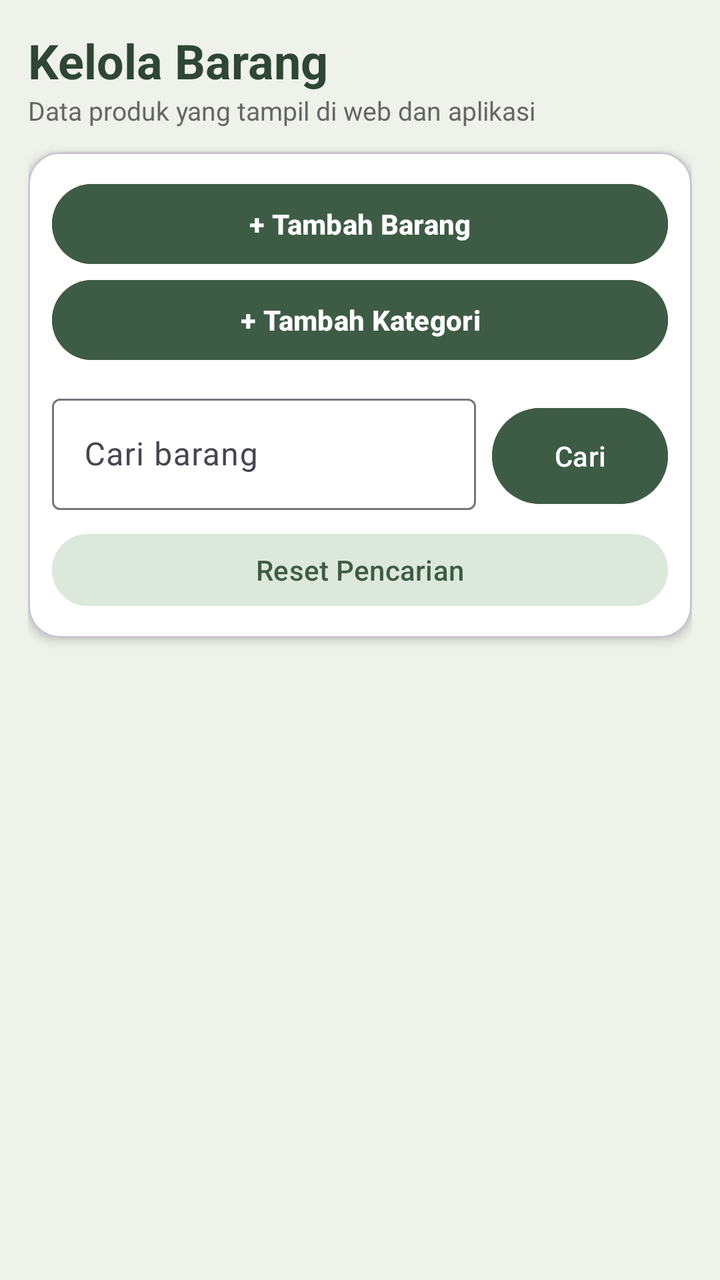
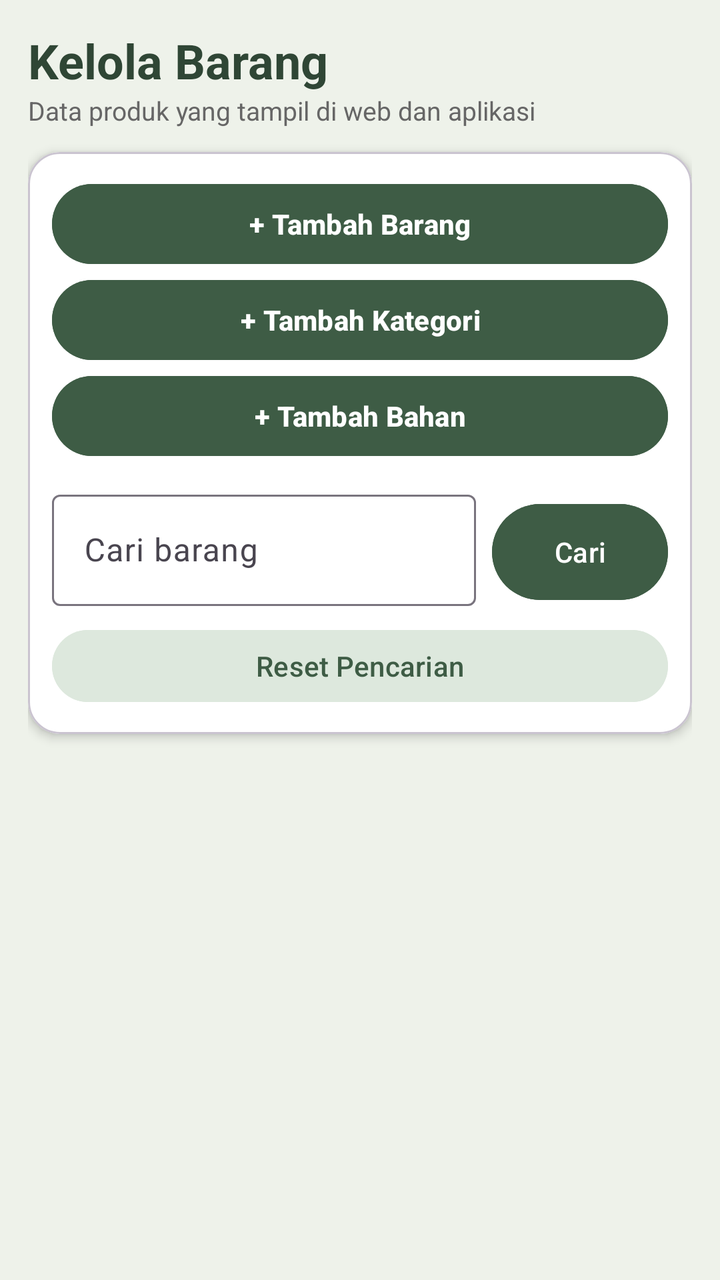

Screens rendered from an Android XML layout before and after an edit, with the pre-edit source and the edit as a unified diff.
<!-- AndroidManifest.xml: application theme Theme.Proyek_UAS -->
<!-- res/layout/kelola_barang_fragment.xml -->
<?xml version="1.0" encoding="utf-8"?>
<androidx.core.widget.NestedScrollView xmlns:android="http://schemas.android.com/apk/res/android"
    xmlns:app="http://schemas.android.com/apk/res-auto"
    android:layout_width="match_parent"
    android:layout_height="match_parent"
    android:background="#EEF2EA"
    android:fillViewport="true">

    <LinearLayout
        android:layout_width="match_parent"
        android:layout_height="wrap_content"
        android:orientation="vertical"
        android:padding="14dp">

        <TextView
            android:layout_width="match_parent"
            android:layout_height="wrap_content"
            android:text="Kelola Barang"
            android:textColor="#2F4635"
            android:textSize="24sp"
            android:textStyle="bold" />

        <TextView
            android:layout_width="match_parent"
            android:layout_height="wrap_content"
            android:text="Data produk yang tampil di web dan aplikasi"
            android:textColor="#666666"
            android:textSize="13sp"
            android:layout_marginBottom="12dp" />

        <com.google.android.material.card.MaterialCardView
            android:layout_width="match_parent"
            android:layout_height="wrap_content"
            app:cardCornerRadius="16dp"
            app:cardElevation="3dp"
            app:cardBackgroundColor="#FFFFFF"
            android:layout_marginBottom="12dp">

            <LinearLayout
                android:layout_width="match_parent"
                android:layout_height="wrap_content"
                android:orientation="vertical"
                android:padding="12dp">

                <Button
                    android:id="@+id/btnTambahBarang"
                    android:layout_width="match_parent"
                    android:layout_height="48dp"
                    android:text="+ Tambah Barang"
                    android:textColor="#FFFFFF"
                    android:textStyle="bold"
                    android:backgroundTint="#3E5C45" />

                <Button
                    android:id="@+id/btnTambahBarang2"
                    android:layout_width="match_parent"
                    android:layout_height="48dp"
                    android:backgroundTint="#3E5C45"
                    android:text="+ Tambah Kategori"
                    android:textColor="#FFFFFF"
                    android:textStyle="bold" />

                <LinearLayout
                    android:layout_width="match_parent"
                    android:layout_height="wrap_content"
                    android:orientation="horizontal"
                    android:layout_marginTop="10dp">

                    <com.google.android.material.textfield.TextInputLayout
                        android:layout_width="0dp"
                        android:layout_height="wrap_content"
                        android:layout_weight="1"
                        android:hint="Cari barang">

                        <com.google.android.material.textfield.TextInputEditText
                            android:id="@+id/edtCariBarang"
                            android:layout_width="match_parent"
                            android:layout_height="wrap_content"
                            android:inputType="text" />
                    </com.google.android.material.textfield.TextInputLayout>

                    <Button
                        android:id="@+id/btnCariBarang"
                        android:layout_width="wrap_content"
                        android:layout_height="56dp"
                        android:layout_marginStart="8dp"
                        android:text="Cari"
                        android:textColor="#FFFFFF"
                        android:backgroundTint="#3E5C45" />

                </LinearLayout>

                <Button
                    android:id="@+id/btnResetCari"
                    android:layout_width="match_parent"
                    android:layout_height="44dp"
                    android:layout_marginTop="8dp"
                    android:text="Reset Pencarian"
                    android:textColor="#3E5C45"
                    android:backgroundTint="#DDE8DD" />

            </LinearLayout>
        </com.google.android.material.card.MaterialCardView>

        <ProgressBar
            android:id="@+id/progressBar"
            android:layout_width="wrap_content"
            android:layout_height="wrap_content"
            android:layout_gravity="center"
            android:visibility="gone" />

        <TextView
            android:id="@+id/tvKosong"
            android:layout_width="match_parent"
            android:layout_height="wrap_content"
            android:text="Data barang kosong"
            android:textColor="#777777"
            android:textSize="14sp"
            android:gravity="center"
            android:padding="18dp"
            android:visibility="gone" />

        <androidx.recyclerview.widget.RecyclerView
            android:id="@+id/rvBarang"
            android:layout_width="match_parent"
            android:layout_height="wrap_content"
            android:nestedScrollingEnabled="false" />

    </LinearLayout>

</androidx.core.widget.NestedScrollView>
<!-- resources referenced by this layout -->
<resources>
  <style name="Theme.Proyek_UAS" parent="Base.Theme.Proyek_UAS" />
  <style name="Base.Theme.Proyek_UAS" parent="Theme.Material3.DayNight.NoActionBar">
          
          
      </style>
</resources>

<!-- the commit's change to res/layout/kelola_barang_fragment.xml (unified diff, before → after) -->
@@ -52,11 +52,20 @@
                     android:backgroundTint="#3E5C45" />
 
                 <Button
-                    android:id="@+id/btnTambahBarang2"
+                    android:id="@+id/btnTambahKategori"
                     android:layout_width="match_parent"
                     android:layout_height="48dp"
                     android:backgroundTint="#3E5C45"
                     android:text="+ Tambah Kategori"
+                    android:textColor="#FFFFFF"
+                    android:textStyle="bold" />
+
+                <Button
+                    android:id="@+id/btnTambahBahan"
+                    android:layout_width="match_parent"
+                    android:layout_height="48dp"
+                    android:backgroundTint="#3E5C45"
+                    android:text="+ Tambah Bahan"
                     android:textColor="#FFFFFF"
                     android:textStyle="bold" />
 
